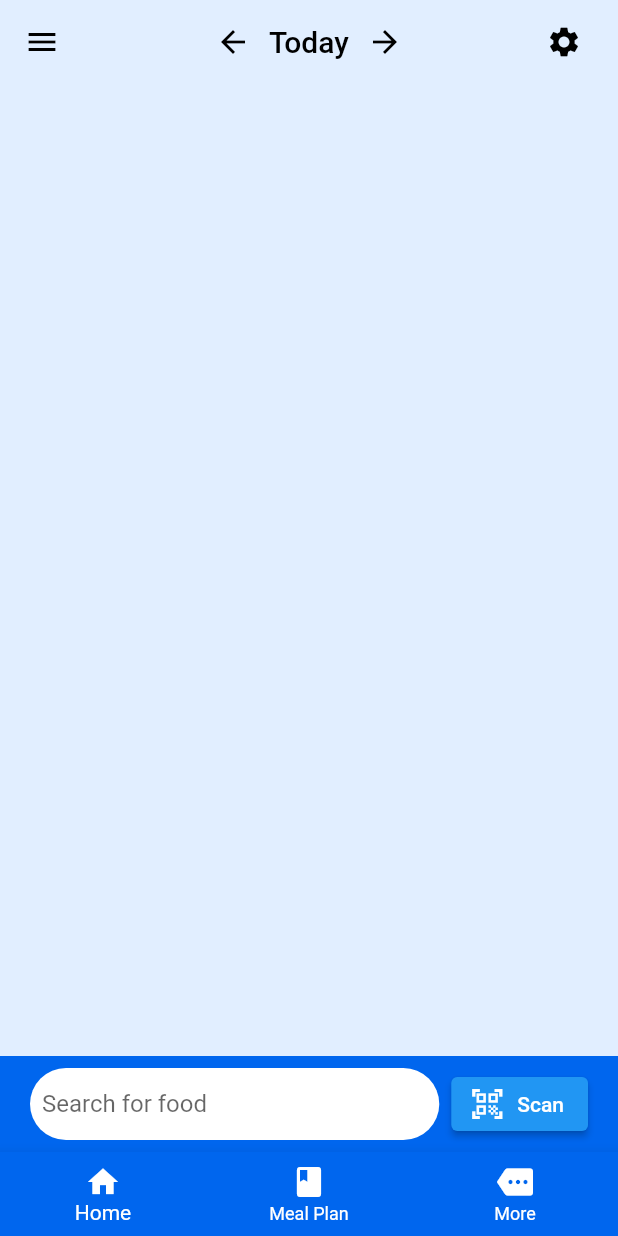
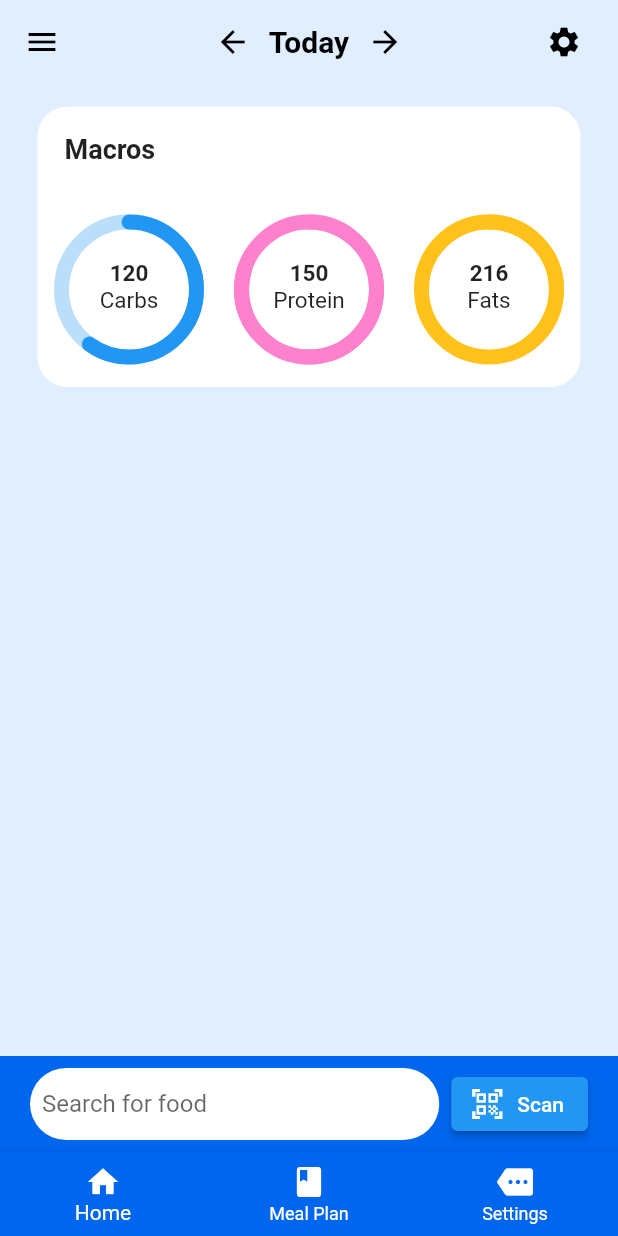
Before and after one commit to mattsegura/mealai, a Flutter app: the screen it shows after launch, on a phone screen of 412 x 824 dp. Run offline on Flutter 3.47's test engine with Material 2 defaults, Android fonts, the phone set to English and light mode, and no system bars; drawn by our look-alikes of percent_indicator; missing offline and left inert: flutter_launcher_icons, mobile_scanner.

Commit message:
finished macro status widget

```diff
--- a/lib/views/first_page.dart
+++ b/lib/views/first_page.dart
@@ -4,6 +4,7 @@ import 'package:provider/provider.dart';
 import 'package:newapp/models/food_items_model.dart';
 import 'second_page.dart';
 import 'meal_plan.dart';
+import 'package:percent_indicator/circular_percent_indicator.dart';
 
 void main() {
   runApp(MyApp());
@@ -46,6 +47,7 @@ class FirstPage extends StatelessWidget {
                 'Today',
                 style: TextStyle(
                   color: Colors.black, // set the color of the title text
+                  fontWeight: FontWeight.bold,
                 ),
               ),
               IconButton(
@@ -85,6 +87,131 @@ class FirstPage extends StatelessWidget {
       ),
       body: Column(
         children: [
+          SizedBox(height: 15),
+          Padding(
+            padding: const EdgeInsets.symmetric(horizontal: 25.0),
+            child: Container(
+              decoration: BoxDecoration(
+                color: Colors.white,
+                borderRadius: BorderRadius.circular(20),
+              ),
+              child: Column(
+                crossAxisAlignment: CrossAxisAlignment.start,
+                children: [
+                  Padding(
+                    padding: const EdgeInsets.all(18.0),
+                    child: Row(
+                      children: const [
+                        Text(
+                          "Macros",
+                          style: TextStyle(
+                              fontWeight: FontWeight.bold, fontSize: 18),
+                        ),
+                      ],
+                    ),
+                  ),
+                  Padding(
+                    padding: const EdgeInsets.symmetric(vertical: 15.0),
+                    child: Row(
+                      mainAxisAlignment: MainAxisAlignment.center,
+                      children: [
+                        CircularPercentIndicator(
+                          animation: true,
+                          animationDuration: 1000,
+                          radius: 50,
+                          lineWidth: 10,
+                          percent: 0.6,
+                          progressColor: Colors.blue,
+                          backgroundColor: Colors.blue.shade100,
+                          circularStrokeCap: CircularStrokeCap.round,
+                          center: Padding(
+                            padding: const EdgeInsets.symmetric(vertical: 30.0),
+                            child: Column(
+                              children: const [
+                                Text(
+                                  '120',
+                                  style: TextStyle(
+                                    fontSize: 15,
+                                    fontWeight: FontWeight.bold,
+                                  ),
+                                ),
+                                Text(
+                                  'Carbs',
+                                  style: TextStyle(fontSize: 15),
+                                ),
+                              ],
+                            ),
+                          ),
+                        ),
+                        const SizedBox(
+                          width: 20,
+                        ),
+                        CircularPercentIndicator(
+                          animation: true,
+                          animationDuration: 1000,
+                          radius: 50,
+                          lineWidth: 10,
+                          percent: 0.8,
+                          progressColor: Color.fromRGBO(253, 129, 205, 1),
+                          backgroundColor: Color.fromRGBO(253, 129, 205, 450),
+                          circularStrokeCap: CircularStrokeCap.round,
+                          center: Padding(
+                            padding: const EdgeInsets.symmetric(vertical: 30.0),
+                            child: Column(
+                              children: const [
+                                Text(
+                                  '150',
+                                  style: TextStyle(
+                                    fontSize: 15,
+                                    fontWeight: FontWeight.bold,
+                                  ),
+                                ),
+                                Text(
+                                  'Protein',
+                                  style: TextStyle(fontSize: 15),
+                                ),
+                              ],
+                            ),
+                          ),
+                        ),
+                        const SizedBox(
+                          width: 20,
+                        ),
+                        CircularPercentIndicator(
+                          animation: true,
+                          animationDuration: 1000,
+                          radius: 50,
+                          lineWidth: 10,
+                          percent: 0.4,
+                          progressColor: Color.fromRGBO(255, 193, 26, 1),
+                          backgroundColor: Color.fromRGBO(255, 193, 26, 450),
+                          circularStrokeCap: CircularStrokeCap.round,
+                          center: Padding(
+                            padding: const EdgeInsets.symmetric(vertical: 30.0),
+                            child: Column(
+                              children: const [
+                                Text(
+                                  '216',
+                                  style: TextStyle(
+                                    fontSize: 15,
+                                    fontWeight: FontWeight.bold,
+                                  ),
+                                ),
+                                Text(
+                                  'Fats',
+                                  style: TextStyle(fontSize: 15),
+                                ),
+                              ],
+                            ),
+                          ),
+                        ),
+                      ],
+                    ),
+                  ),
+                ],
+              ),
+            ),
+          ),
           Expanded(
             child: Visibility(
               visible: foodItemsModel.foodItems.isNotEmpty,
@@ -113,9 +240,7 @@ class FirstPage extends StatelessWidget {
               ),
             ),
           ),
-          Positioned(
-            bottom: 0,
-            child: Container(
+          Container(
             width: MediaQuery.of(context).size.width,
             padding:
                 const EdgeInsets.symmetric(horizontal: 20.0, vertical: 8.0),
@@ -163,7 +288,6 @@ class FirstPage extends StatelessWidget {
               ],
             ),
           ),
-          ),
         ],
       ),
       bottomNavigationBar: BottomNavigationBar(
@@ -174,7 +298,7 @@ class FirstPage extends StatelessWidget {
         items: const [
           BottomNavigationBarItem(label: 'Home', icon: Icon(Icons.home)),
           BottomNavigationBarItem(label: 'Meal Plan', icon: Icon(Icons.book)),
-          BottomNavigationBarItem(label: 'More', icon: Icon(Icons.more))
+          BottomNavigationBarItem(label: 'Settings', icon: Icon(Icons.more)),
         ],
         onTap: (index) {
           if (index == 1) {
--- a/pubspec.yaml
+++ b/pubspec.yaml
@@ -31,6 +31,7 @@ dependencies:
   flutter:
     sdk: flutter
   provider: ^6.0.1 # add this line
+  percent_indicator: ^4.2.2
 
   # The following adds the Cupertino Icons font to your application.
   # Use with the CupertinoIcons class for iOS style icons.
```
Also changed, not shown: images/Screen Shot 2023-02-28 at 6.23.40 PM.png (added), lib/views/barcode_scanning.dart (renamed from lib/views/second_page.dart), lib/views/diary_page_view.dart (renamed from lib/views/meal_plan.dart), pubspec.lock. Lines whose indentation alone changed are shown as unchanged.
